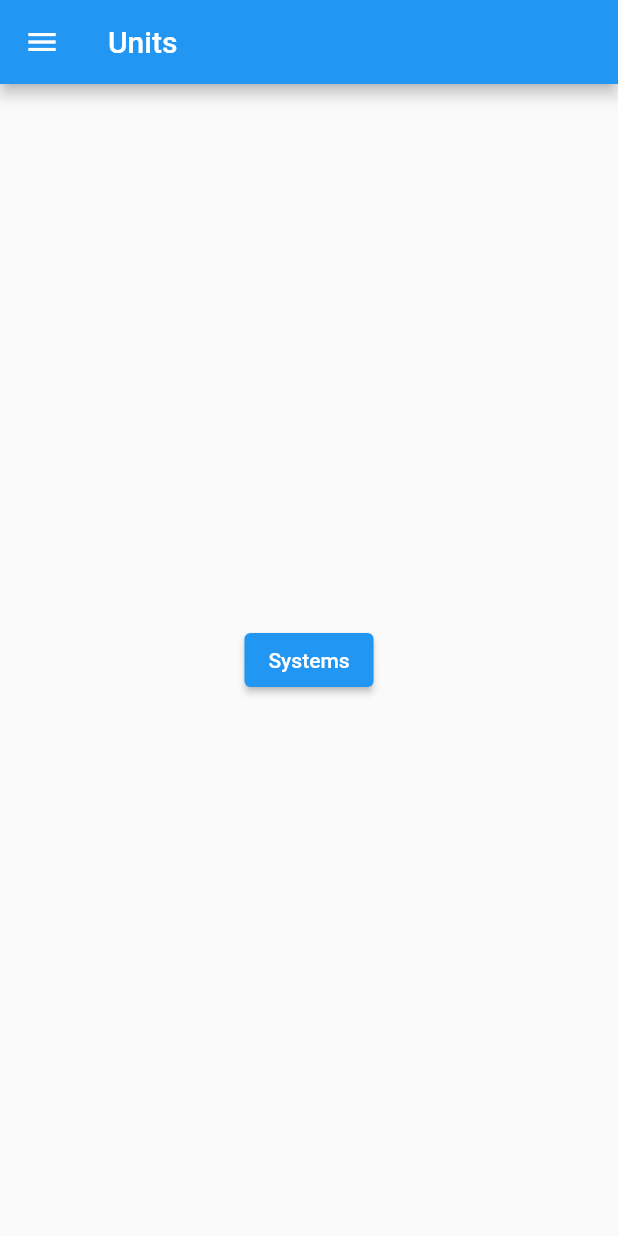
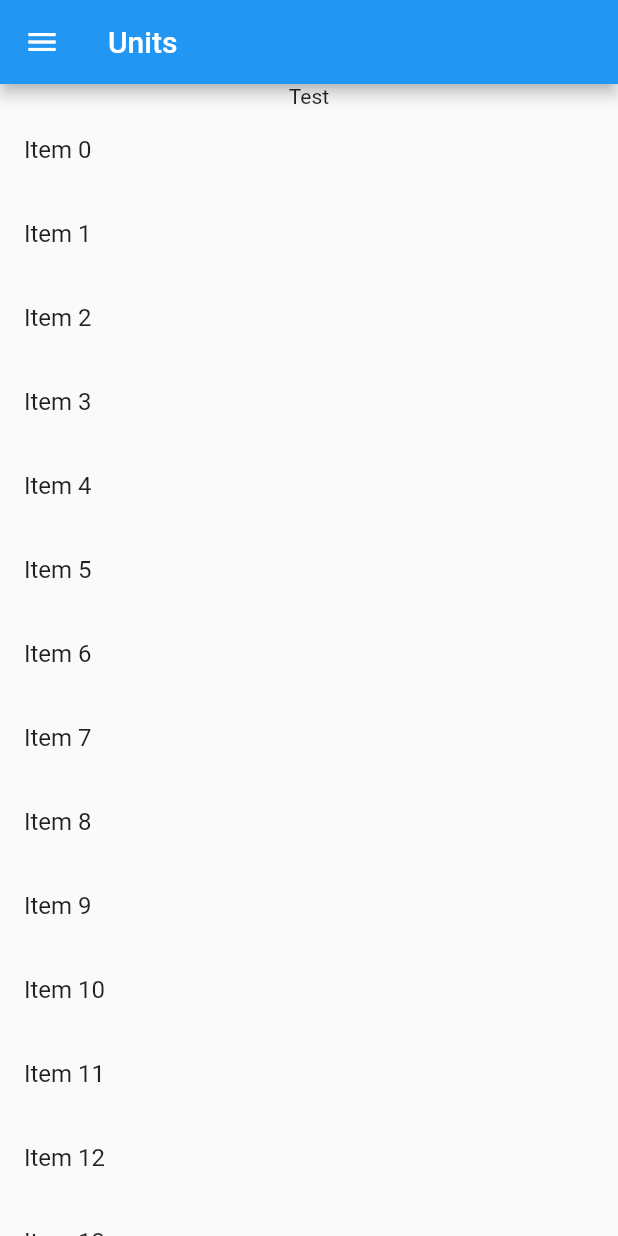
Before and after one commit to stignervik/logic-engine-flutter, a Flutter app: the screen it shows after launch, after a tap on "Units", on a phone screen of 412 x 824 dp. Run offline on Flutter 3.47's test engine with Material 2 defaults, Android fonts, the light colour scheme and no system bars.

Commit message:
Added unit list.

```diff
--- a/lib/main.dart
+++ b/lib/main.dart
@@ -24,7 +24,10 @@ void main() {
 
       if (settings.name == '/units') {
         return MaterialPageRoute(
-            builder: (context) => const UnitsScreen(), settings: settings);
+            builder: (context) => UnitsScreen(
+                  items: const [],
+                ),
+            settings: settings);
       }
 
       return MaterialPageRoute(builder: (context) => const UnknownScreen());
--- a/lib/screens/main_screen.dart
+++ b/lib/screens/main_screen.dart
@@ -17,7 +17,10 @@ class MainScreen extends StatelessWidget {
           onPressed: () {
             Navigator.push(
               context,
-              MaterialPageRoute(builder: (context) => const UnitsScreen()),
+              MaterialPageRoute(
+                  builder: (context) => UnitsScreen(
+                        items: const [],
+                      )),
             );
           },
         ),
--- a/lib/screens/systems_screen.dart
+++ b/lib/screens/systems_screen.dart
@@ -15,7 +15,8 @@ class SystemsScreens extends StatelessWidget {
           onPressed: () {
             Navigator.push(
               context,
-              MaterialPageRoute(builder: (context) => const UnitsScreen()),
+              MaterialPageRoute(
+                  builder: (context) => UnitsScreen(items: const [])),
             );
           },
         ),
--- a/lib/screens/units_screen.dart
+++ b/lib/screens/units_screen.dart
@@ -1,26 +1,82 @@
 import 'package:flutter/material.dart';
 import 'package:logic_engine_flutter/widgets/drawer.dart';
-import './systems_screen.dart';
 
-class UnitsScreen extends StatelessWidget {
-  const UnitsScreen({Key? key}) : super(key: key);
+class UnitsScreen extends StatefulWidget {
+  List<String> items;
+  UnitsScreen({Key? key, required this.items}) : super(key: key) {
+    items = List<String>.generate(1000001, (i) => 'Item $i');
+  }
 
+  @override
+  State<UnitsScreen> createState() => _UnitsScreenState();
+}
+
+class _UnitsScreenState extends State<UnitsScreen> {
   @override
   Widget build(BuildContext context) {
     return Scaffold(
       appBar: AppBar(title: const Text('Units')),
-      body: Center(
-        child: ElevatedButton(
-          child: const Text('Systems'),
-          onPressed: () {
-            Navigator.push(
-              context,
-              MaterialPageRoute(builder: (context) => const SystemsScreens()),
+      body: Column(children: [
+        const Text('Test'),
+        Expanded(
+          child: ListView.builder(
+            itemCount: widget.items.length,
+            prototypeItem: ListTile(
+              title: Text(widget.items.first),
+            ),
+            itemBuilder: (context, index) {
+              return ListTile(
+                title: Text(widget.items[index]),
+              );
+            },
+          ),
+        ),
+      ]),
+      drawer: const CustomDrawer(),
+    );
+  }
+}
+
+
+/*
+import 'package:flutter/material.dart';
+
+void main() {
+  runApp(
+    MyApp(
+      items: List<String>.generate(10000, (i) => 'Item $i'),
+    ),
+  );
+}
+
+class MyApp extends StatelessWidget {
+  final List<String> items;
+
+  const MyApp({super.key, required this.items});
+
+  @override
+  Widget build(BuildContext context) {
+    const title = 'Long List';
+
+    return MaterialApp(
+      title: title,
+      home: Scaffold(
+        appBar: AppBar(
+          title: const Text(title),
+        ),
+        body: ListView.builder(
+          itemCount: items.length,
+          prototypeItem: ListTile(
+            title: Text(items.first),
+          ),
+          itemBuilder: (context, index) {
+            return ListTile(
+              title: Text(items[index]),
             );
           },
         ),
       ),
-      drawer: const CustomDrawer(),
     );
   }
 }
+*/
--- a/lib/widgets/drawer.dart
+++ b/lib/widgets/drawer.dart
@@ -25,7 +25,6 @@ class CustomDrawer extends StatelessWidget {
               // Update the state of the app
               // ...
               // Then close the drawer
-              // Navigator.pop(context);
               Navigator.of(context).pushReplacementNamed('/');
             },
           ),
@@ -35,7 +34,6 @@ class CustomDrawer extends StatelessWidget {
               // Update the state of the app
               // ...
               // Then close the drawer
-              // Navigator.pop(context);
               Navigator.of(context).pushReplacementNamed('/systems');
             },
           ),
```
